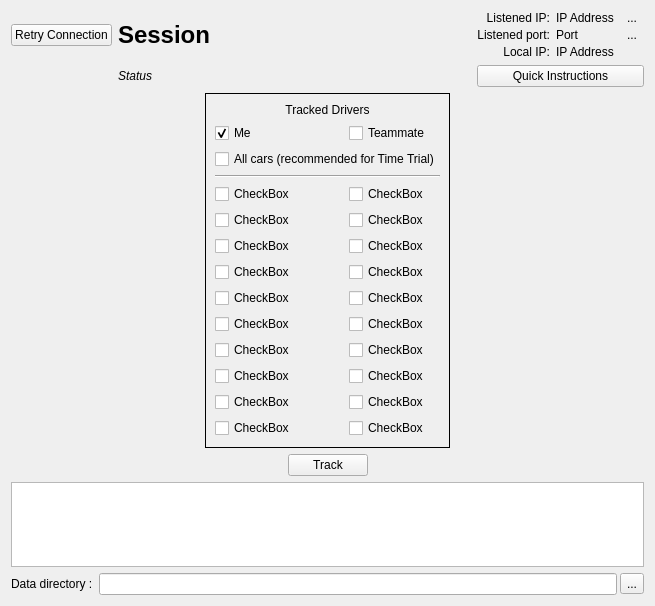
Before: the Qt Designer form src/TrackingWidget.ui in Alex-Rose/PXG_Telemetry_fork, drawn with Qt 5.
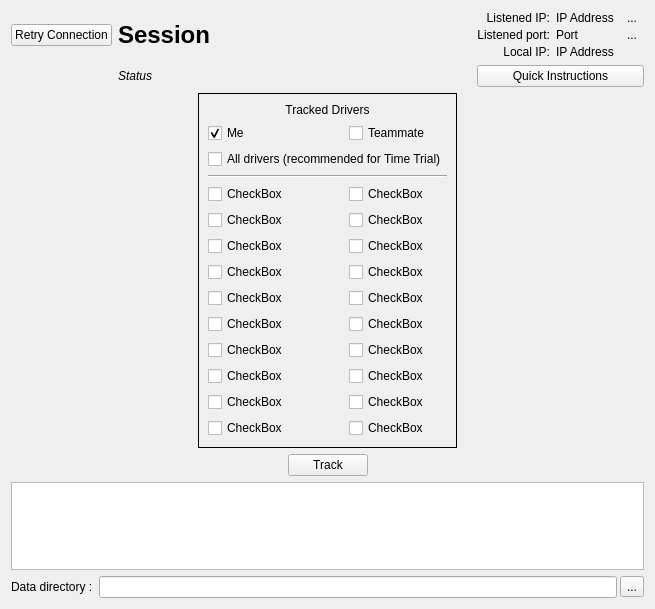
After: the same form once the commit is applied.

Diff of the .ui file:
```diff
--- a/src/TrackingWidget.ui
+++ b/src/TrackingWidget.ui
@@ -7,7 +7,7 @@
     <x>0</x>
     <y>0</y>
     <width>655</width>
-    <height>606</height>
+    <height>609</height>
    </rect>
   </property>
   <property name="windowTitle">
@@ -455,7 +455,7 @@
       <item row="2" column="0" colspan="2">
        <widget class="QCheckBox" name="allcars">
         <property name="text">
-         <string>All cars (recommended for Time Trial)</string>
+         <string>All drivers (recommended for Time Trial)</string>
         </property>
        </widget>
       </item>
```
